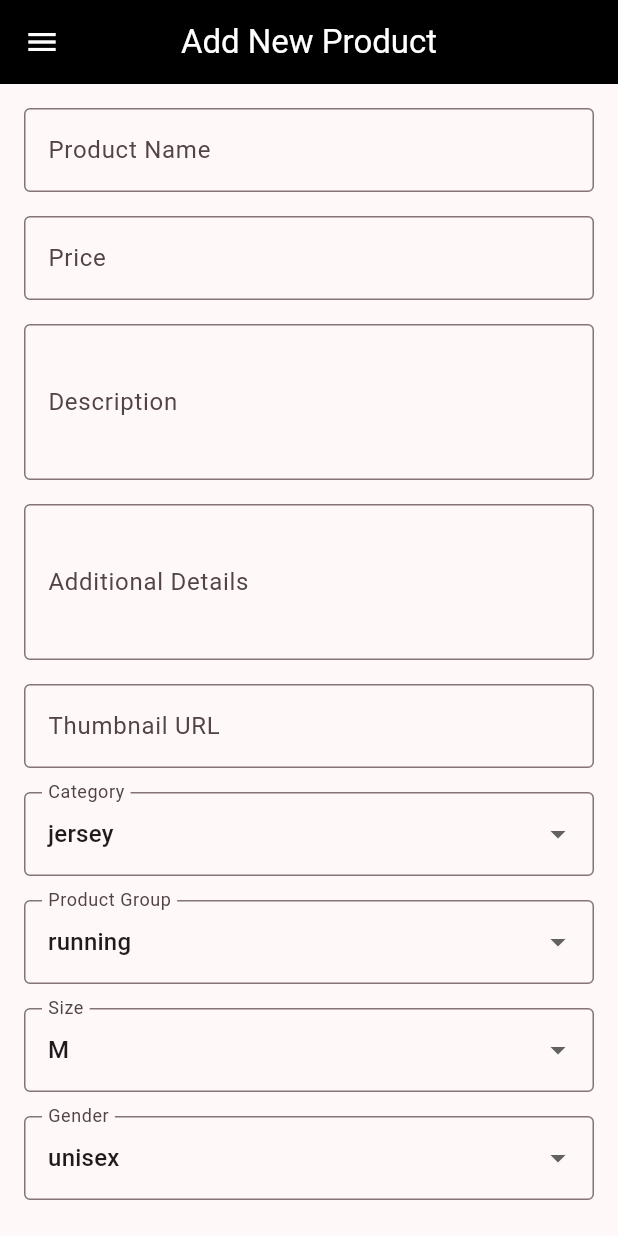
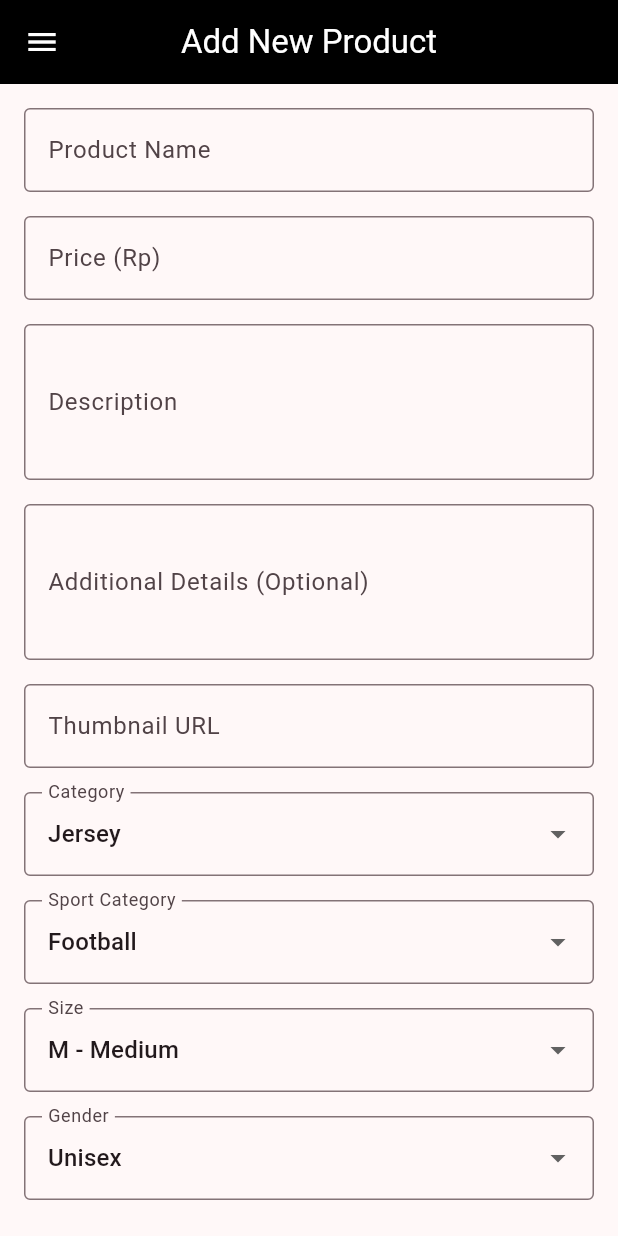
Before and after one commit to maknoon1a/athletica-sportsware-mobile, a Flutter app: the ProductFormPage screen opened directly, on a phone screen of 412 x 824 dp. Run offline on Flutter 3.47's test engine with Material 3 defaults, Android fonts, the phone set to English and light mode, and no system bars; missing offline and left inert: pbp_django_auth.

Commit message:
revisi form page biar lebih sesuai sama model, dan revisi tampilan detail produk

```diff
--- a/lib/screens/form_page.dart
+++ b/lib/screens/form_page.dart
@@ -21,17 +21,47 @@ class _ProductFormPageState extends State<ProductFormPage> {
   String _detail = '';
   String _thumbnail = '';
   String _category = 'jersey';
-  String _productGroup = 'running';
+  String _productGroup = 'football';
   bool _isFeatured = false;
   String _size = 'M';
   String _gender = 'unisex';
   int _stockQuantity = 0;
   bool _isAvailable = true;
 
-  final List<String> _categories = ['jersey', 'shoes', 'accessories'];
-  final List<String> _productGroups = ['running', 'football', 'basketball', 'training'];
-  final List<String> _sizes = ['XS', 'S', 'M', 'L', 'XL', 'XXL'];
-  final List<String> _genders = ['male', 'female', 'unisex'];
+  // Sesuai dengan Django model choices
+  final List<Map<String, String>> _categories = [
+    {'value': 'jersey', 'label': 'Jersey'},
+    {'value': 'shorts', 'label': 'Shorts'},
+    {'value': 'shoes', 'label': 'Shoes'},
+    {'value': 'tracksuit', 'label': 'Tracksuit'},
+    {'value': 'accessories', 'label': 'Accessories'},
+    {'value': 'equipment', 'label': 'Equipment'},
+  ];
+
+  final List<Map<String, String>> _sportChoices = [
+    {'value': 'football', 'label': 'Football'},
+    {'value': 'basketball', 'label': 'Basketball'},
+    {'value': 'badminton', 'label': 'Badminton'},
+    {'value': 'volleyball', 'label': 'Volleyball'},
+    {'value': 'running', 'label': 'Running'},
+    {'value': 'gym', 'label': 'Gym/Fitness'},
+  ];
+
+  final List<Map<String, String>> _sizes = [
+    {'value': 'XS', 'label': 'Extra Small'},
+    {'value': 'S', 'label': 'Small'},
+    {'value': 'M', 'label': 'Medium'},
+    {'value': 'L', 'label': 'Large'},
+    {'value': 'XL', 'label': 'Extra Large'},
+    {'value': 'XXL', 'label': 'Double Extra Large'},
+  ];
+
+  final List<Map<String, String>> _genders = [
+    {'value': 'men', 'label': 'Men'},
+    {'value': 'women', 'label': 'Women'},
+    {'value': 'unisex', 'label': 'Unisex'},
+    {'value': 'kids', 'label': 'Kids'},
+  ];
 
   @override
   Widget build(BuildContext context) {
@@ -73,7 +103,7 @@ class _ProductFormPageState extends State<ProductFormPage> {
               // Price
               TextFormField(
                 decoration: const InputDecoration(
-                  labelText: 'Price',
+                  labelText: 'Price (Rp)',
                   border: OutlineInputBorder(),
                 ),
                 keyboardType: TextInputType.number,
@@ -115,7 +145,7 @@ class _ProductFormPageState extends State<ProductFormPage> {
               // Detail
               TextFormField(
                 decoration: const InputDecoration(
-                  labelText: 'Additional Details',
+                  labelText: 'Additional Details (Optional)',
                   border: OutlineInputBorder(),
                 ),
                 maxLines: 3,
@@ -134,9 +164,9 @@ class _ProductFormPageState extends State<ProductFormPage> {
                   if (value == null || value.isEmpty) {
                     return 'Thumbnail URL cannot be empty';
                   }
-                  final pattern = r'^(https?:\/\/).+\.(jpg|jpeg|png|gif)$';
-                  if (!RegExp(pattern).hasMatch(value)) {
-                    return 'Invalid URL format';
+                  final pattern = r'^(https?:\/\/).+\.(jpg|jpeg|png|gif|webp)$';
+                  if (!RegExp(pattern, caseSensitive: false).hasMatch(value)) {
+                    return 'Invalid URL format (must be image link)';
                   }
                   return null;
                 },
@@ -151,21 +181,27 @@ class _ProductFormPageState extends State<ProductFormPage> {
                 ),
                 value: _category,
                 items: _categories
-                    .map((cat) => DropdownMenuItem(value: cat, child: Text(cat)))
+                    .map((cat) => DropdownMenuItem(
+                          value: cat['value'],
+                          child: Text(cat['label']!),
+                        ))
                     .toList(),
                 onChanged: (value) => setState(() => _category = value!),
               ),
               const SizedBox(height: 16),
 
-              // Product Group
+              // Sport/Product Group
               DropdownButtonFormField<String>(
                 decoration: const InputDecoration(
-                  labelText: 'Product Group',
+                  labelText: 'Sport Category',
                   border: OutlineInputBorder(),
                 ),
                 value: _productGroup,
-                items: _productGroups
-                    .map((group) => DropdownMenuItem(value: group, child: Text(group)))
+                items: _sportChoices
+                    .map((sport) => DropdownMenuItem(
+                          value: sport['value'],
+                          child: Text(sport['label']!),
+                        ))
                     .toList(),
                 onChanged: (value) => setState(() => _productGroup = value!),
               ),
@@ -179,7 +215,10 @@ class _ProductFormPageState extends State<ProductFormPage> {
                 ),
                 value: _size,
                 items: _sizes
-                    .map((size) => DropdownMenuItem(value: size, child: Text(size)))
+                    .map((size) => DropdownMenuItem(
+                          value: size['value'],
+                          child: Text('${size['value']} - ${size['label']}'),
+                        ))
                     .toList(),
                 onChanged: (value) => setState(() => _size = value!),
               ),
@@ -193,7 +232,10 @@ class _ProductFormPageState extends State<ProductFormPage> {
                 ),
                 value: _gender,
                 items: _genders
-                    .map((gender) => DropdownMenuItem(value: gender, child: Text(gender)))
+                    .map((gender) => DropdownMenuItem(
+                          value: gender['value'],
+                          child: Text(gender['label']!),
+                        ))
                     .toList(),
                 onChanged: (value) => setState(() => _gender = value!),
               ),
@@ -224,6 +266,7 @@ class _ProductFormPageState extends State<ProductFormPage> {
               // Featured Switch
               SwitchListTile(
                 title: const Text('Featured Product?'),
+                subtitle: const Text('Show in featured section'),
                 value: _isFeatured,
                 activeColor: Colors.black,
                 onChanged: (value) => setState(() => _isFeatured = value),
@@ -232,6 +275,7 @@ class _ProductFormPageState extends State<ProductFormPage> {
               // Available Switch
               SwitchListTile(
                 title: const Text('Available for Sale?'),
+                subtitle: const Text('Product can be purchased'),
                 value: _isAvailable,
                 activeColor: Colors.black,
                 onChanged: (value) => setState(() => _isAvailable = value),
--- a/lib/screens/product_detail.dart
+++ b/lib/screens/product_detail.dart
@@ -122,6 +122,8 @@ class ProductDetailPage extends StatelessWidget {
                     product.isAvailable ? 'In Stock' : 'Out of Stock',
                     valueColor: product.isAvailable ? Colors.green : Colors.red,
                   ),
+                  _buildDetailRow('Views', '${product.viewsCount} views'),
+                  _buildDetailRow('Sold', '${product.soldCount} items'),
 
                   const SizedBox(height: 20),
                   const Divider(thickness: 1),
@@ -138,7 +140,7 @@ class ProductDetailPage extends StatelessWidget {
                   ),
                   const SizedBox(height: 12),
                   Text(
-                    product.description,
+                    product.description ?? 'No description available',
                     style: TextStyle(
                       fontSize: 16,
                       color: Colors.grey[800],
@@ -148,7 +150,7 @@ class ProductDetailPage extends StatelessWidget {
                   const SizedBox(height: 20),
 
                   // Detail Section (if exists)
-                  if (product.detail.isNotEmpty) ...[
+                  if (product.detail != null && product.detail!.isNotEmpty) ...[
                     const Divider(thickness: 1),
                     const SizedBox(height: 16),
                     const Text(
@@ -161,7 +163,7 @@ class ProductDetailPage extends StatelessWidget {
                     ),
                     const SizedBox(height: 12),
                     Text(
-                      product.detail,
+                      product.detail!,
                       style: TextStyle(
                         fontSize: 16,
                         color: Colors.grey[800],
--- a/lib/widgets/product_entry_card.dart
+++ b/lib/widgets/product_entry_card.dart
@@ -107,7 +107,7 @@ class ProductEntryCard extends StatelessWidget {
 
                       // Description
                       Text(
-                        product.description,
+                        product.description ?? 'No description available',
                         maxLines: 2,
                         overflow: TextOverflow.ellipsis,
                         style: TextStyle(
```
Also changed, not shown: lib/models/product_entry.dart (+14 -6 lines).
